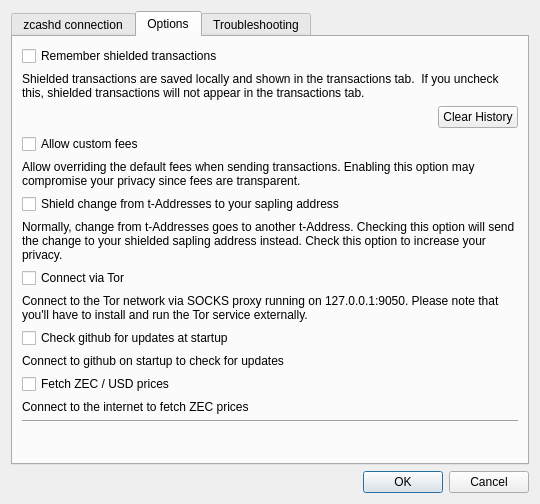
ZcashFoundation/zecwallet, file src/settings.ui: the form before one commit.
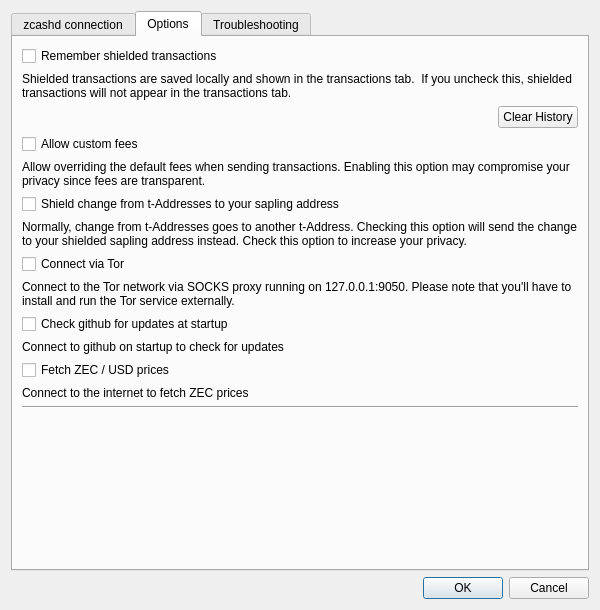
The form after the commit.

```diff
--- a/src/settings.ui
+++ b/src/settings.ui
@@ -6,8 +6,8 @@
    <rect>
     <x>0</x>
     <y>0</y>
-    <width>540</width>
-    <height>504</height>
+    <width>600</width>
+    <height>610</height>
    </rect>
   </property>
   <property name="minimumSize">
```
